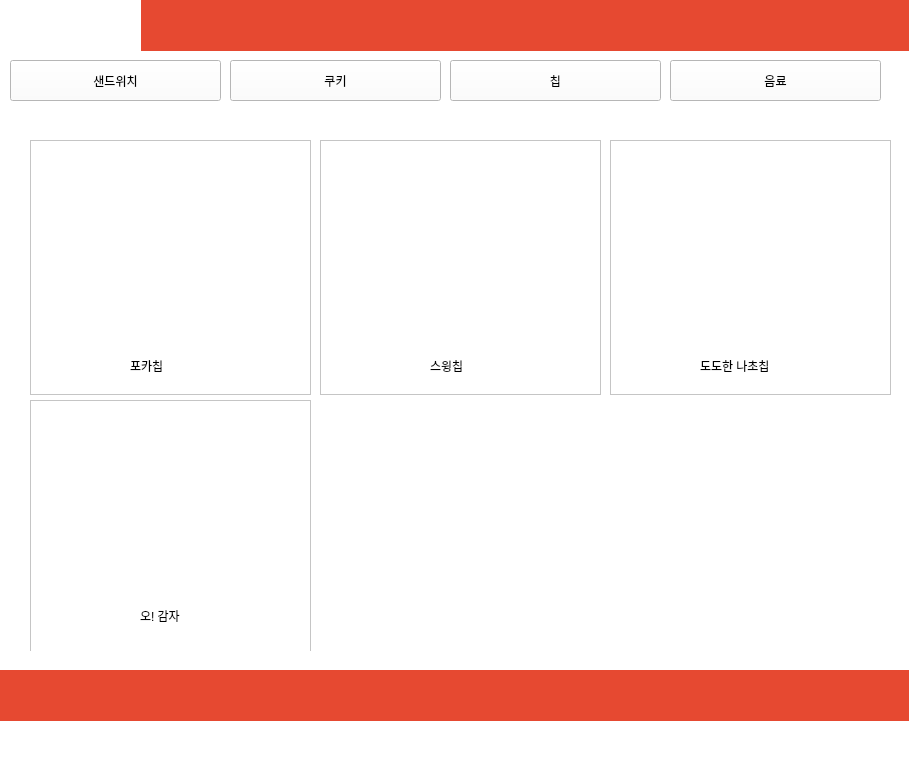
Above: SubwayKiosk/subwaykiosk.ui from kshoo0421/SubwayKiosk before the change. Below: the same form after it.
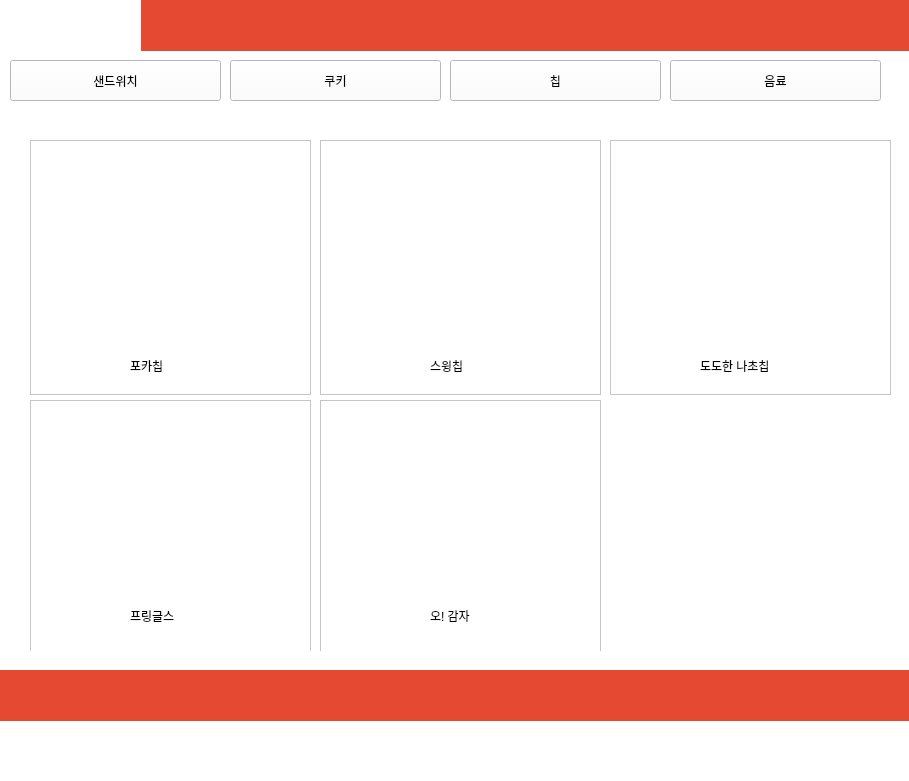
That is the form after the change. The open tabs and pages were chosen to show the change. Icons and pictures are not drawn. Custom widgets are drawn as their Qt base class.

What changed in the file:
```diff
--- a/SubwayKiosk/subwaykiosk.ui
+++ b/SubwayKiosk/subwaykiosk.ui
@@ -1728,14 +1728,14 @@
       <widget class="QLabel" name="textOhGam">
        <property name="geometry">
         <rect>
-         <x>110</x>
+         <x>100</x>
          <y>200</y>
          <width>61</width>
          <height>31</height>
         </rect>
        </property>
        <property name="text">
-        <string>오! 감자</string>
+        <string>프링글스</string>
        </property>
       </widget>
      </widget>
@@ -1907,6 +1907,60 @@
        </property>
       </widget>
      </widget>
+     <widget class="QFrame" name="frame_43">
+      <property name="geometry">
+       <rect>
+        <x>310</x>
+        <y>280</y>
+        <width>281</width>
+        <height>255</height>
+       </rect>
+      </property>
+      <property name="minimumSize">
+       <size>
+        <width>281</width>
+        <height>255</height>
+       </size>
+      </property>
+      <property name="frameShape">
+       <enum>QFrame::Shape::StyledPanel</enum>
+      </property>
+      <property name="frameShadow">
+       <enum>QFrame::Shadow::Raised</enum>
+      </property>
+      <widget class="QLabel" name="label_92">
+       <property name="geometry">
+        <rect>
+         <x>40</x>
+         <y>50</y>
+         <width>181</width>
+         <height>141</height>
+        </rect>
+       </property>
+       <property name="text">
+        <string/>
+       </property>
+       <property name="pixmap">
+        <pixmap resource="image.qrc">:/Resources/ohgam.jpeg</pixmap>
+       </property>
+       <property name="scaledContents">
+        <bool>true</bool>
+       </property>
+      </widget>
+      <widget class="QLabel" name="textOhGam_2">
+       <property name="geometry">
+        <rect>
+         <x>110</x>
+         <y>200</y>
+         <width>61</width>
+         <height>31</height>
+        </rect>
+       </property>
+       <property name="text">
+        <string>오! 감자</string>
+       </property>
+      </widget>
+     </widget>
     </widget>
     <widget class="QWidget" name="page_4">
      <widget class="QFrame" name="frame_40">
```
Left out of the diff: 4 changed lines with no effect on the pictures.
